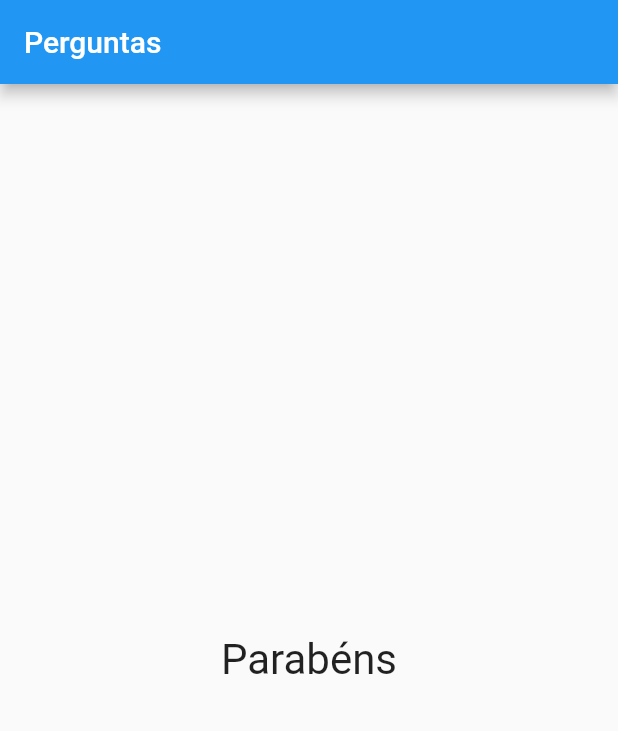
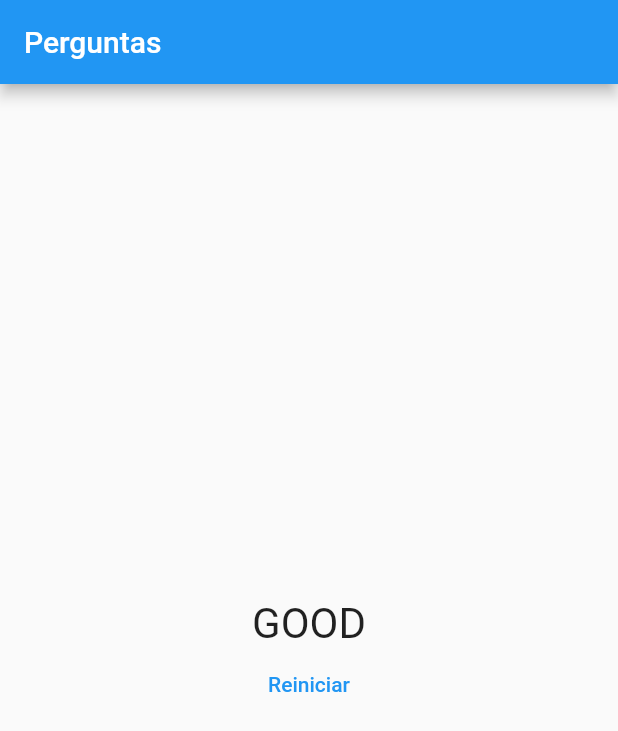
Before and after one commit to andreicampigotto/flutter, a Flutter app: the screen it shows after launch, after a tap on "Branco", after a tap on "Coruja", on a phone screen of 412 x 824 dp. Shown: the top 731 px of the screen. Run offline on Flutter 3.47's test engine with Material 2 defaults, Android fonts, the phone set to English and light mode, and no system bars.

```diff
--- a/projeto_perguntas/lib/main.dart
+++ b/projeto_perguntas/lib/main.dart
@@ -38,6 +38,13 @@ class _PerguntaAppState extends State<PerguntaApp> {
     print(_perguntaSelecionada);
   }
 
+  void _reiniciaQuestionario() {
+    setState(() {
+      _perguntaSelecionada = 0;
+      _total = 0;
+    });
+  }
+
   bool get estaSelecionado {
     return _perguntaSelecionada < _perguntas.length;
   }
@@ -62,7 +69,7 @@ class _PerguntaAppState extends State<PerguntaApp> {
                 perguntas: _perguntas,
                 perguntaSelecionada: _perguntaSelecionada,
                 responder: _responder)
-            : Resultado(),
+            : Resultado(_total, _reiniciaQuestionario),
       ),
     );
   }
--- a/projeto_perguntas/lib/questionario.dart
+++ b/projeto_perguntas/lib/questionario.dart
@@ -25,13 +25,12 @@ class Questionario extends StatelessWidget {
     return Column(
       children: <Widget>[
         Questao(perguntas[perguntaSelecionada]['texto'].toString()),
-        ...respostas
-            .map((resp){
-            return Resposta(
+        ...respostas.map((resp) {
+          return Resposta(
             resp['texto'].toString(),
             () => responder(int.parse(resp['score'].toString())),
           );
-            },
+        }).toList(),
       ],
     );
   }
--- a/projeto_perguntas/lib/resultado.dart
+++ b/projeto_perguntas/lib/resultado.dart
@@ -1,13 +1,36 @@
 import 'package:flutter/material.dart';
 
 class Resultado extends StatelessWidget {
+  final int score;
+  final void Function() reiniciaQuestionario;
+
+  Resultado(this.score, this.reiniciaQuestionario);
+  String get validaResultado {
+    if (score <= 2) {
+      return 'Parabéns';
+    } else if (score <= 3) {
+      return 'Para béns';
+    } else {
+      return 'GOOD';
+    }
+  }
+
   @override
   Widget build(BuildContext context) {
-    return Center(
-      child: Text(
-        'Parabéns',
-        style: TextStyle(fontSize: 28),
-      ),
+    return Column(
+      mainAxisAlignment: MainAxisAlignment.center,
+      children: [
+        Center(
+          child: Text(
+            validaResultado,
+            style: TextStyle(fontSize: 28),
+          ),
+        ),
+        TextButton(
+          onPressed: reiniciaQuestionario,
+          child: Text('Reiniciar'),
+        )
+      ],
     );
   }
 }
```
